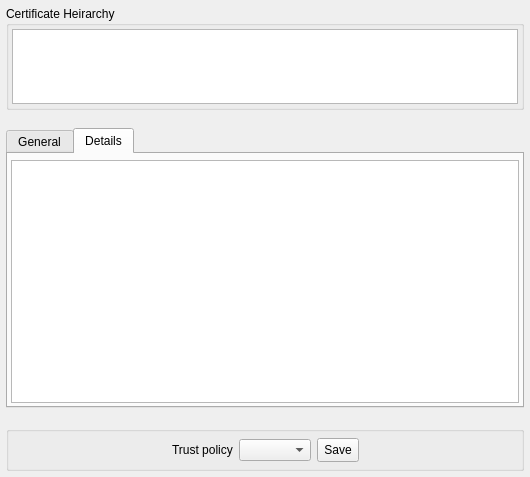
First picture: the form in src/ui/qgsauthenticationcertificateinfo.ui, repository dakcarto/QGIS-Auth, before the edit.
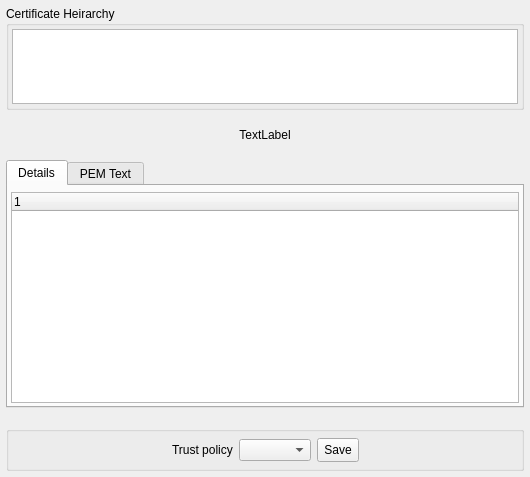
Second picture: the form after the edit. The open tabs and pages were chosen to show the change. Icons and pictures are not drawn. Custom widgets are drawn as their Qt base class.

Commit message: Add PEM text output to cert info dialog; add tree widget for details

Diff of the .ui file:
```diff
--- a/src/ui/qgsauthenticationcertificateinfo.ui
+++ b/src/ui/qgsauthenticationcertificateinfo.ui
@@ -92,6 +92,19 @@
      </layout>
     </widget>
    </item>
+   <item>
+    <widget class="QLabel" name="lblError">
+     <property name="text">
+      <string>TextLabel</string>
+     </property>
+     <property name="alignment">
+      <set>Qt::AlignCenter</set>
+     </property>
+     <property name="wordWrap">
+      <bool>true</bool>
+     </property>
+    </widget>
+   </item>
    <item>
     <widget class="QTabWidget" name="tabWidgetInfo">
      <property name="sizePolicy">
@@ -103,14 +116,11 @@
      <property name="currentIndex">
       <number>0</number>
      </property>
-     <widget class="QWidget" name="tabGeneral">
+     <widget class="QWidget" name="tabDetails">
       <attribute name="title">
-       <string>General</string>
+       <string>Details</string>
       </attribute>
-      <layout class="QVBoxLayout" name="verticalLayout_2">
-       <property name="spacing">
-        <number>3</number>
-       </property>
+      <layout class="QVBoxLayout" name="verticalLayout">
        <property name="leftMargin">
         <number>3</number>
        </property>
@@ -124,19 +134,36 @@
         <number>3</number>
        </property>
        <item>
-        <widget class="QTextEdit" name="teGeneral">
-         <property name="readOnly">
+        <widget class="QTreeWidget" name="treeDetails">
+         <property name="editTriggers">
+          <set>QAbstractItemView::NoEditTriggers</set>
+         </property>
+         <property name="alternatingRowColors">
           <bool>true</bool>
          </property>
+         <property name="selectionBehavior">
+          <enum>QAbstractItemView::SelectItems</enum>
+         </property>
+         <property name="verticalScrollMode">
+          <enum>QAbstractItemView::ScrollPerPixel</enum>
+         </property>
+         <property name="wordWrap">
+          <bool>true</bool>
+         </property>
+         <column>
+          <property name="text">
+           <string notr="true">1</string>
+          </property>
+         </column>
         </widget>
        </item>
       </layout>
      </widget>
-     <widget class="QWidget" name="tabDetails">
+     <widget class="QWidget" name="tabPem">
       <attribute name="title">
-       <string>Details</string>
+       <string>PEM Text</string>
       </attribute>
-      <layout class="QVBoxLayout" name="verticalLayout">
+      <layout class="QVBoxLayout" name="verticalLayout_2">
        <property name="leftMargin">
         <number>3</number>
        </property>
@@ -150,7 +177,10 @@
         <number>3</number>
        </property>
        <item>
-        <widget class="QTextEdit" name="teDetails">
+        <widget class="QPlainTextEdit" name="ptePem">
+         <property name="lineWrapMode">
+          <enum>QPlainTextEdit::NoWrap</enum>
+         </property>
          <property name="readOnly">
           <bool>true</bool>
          </property>
```
The commit also changes 2 other files.
